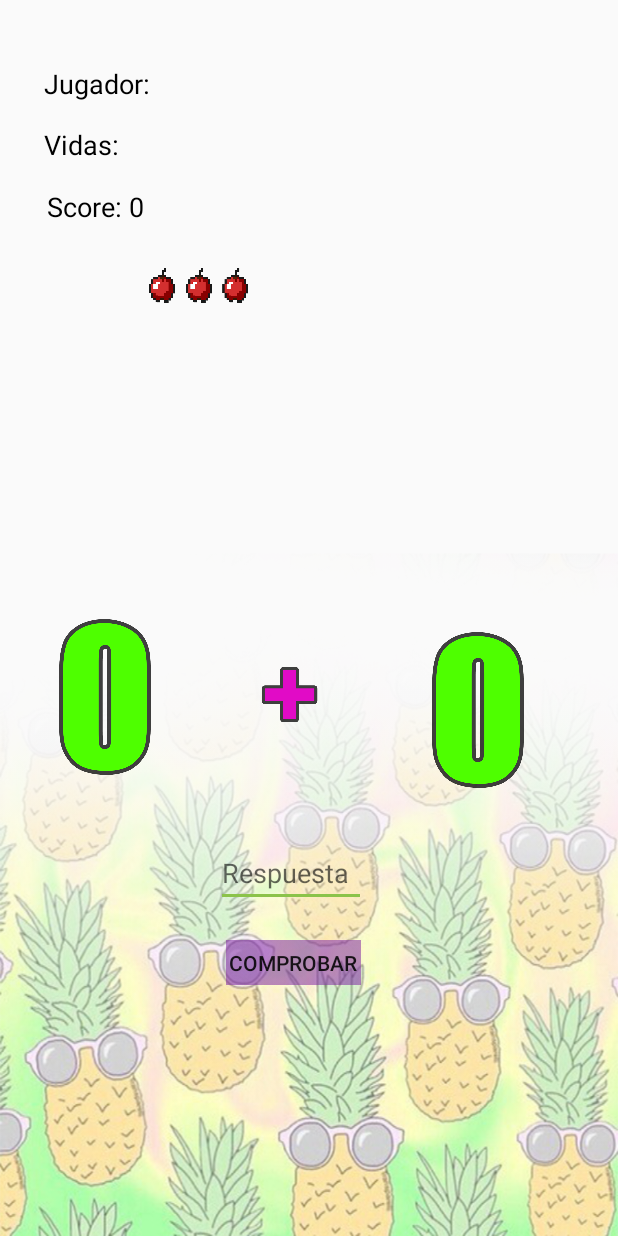
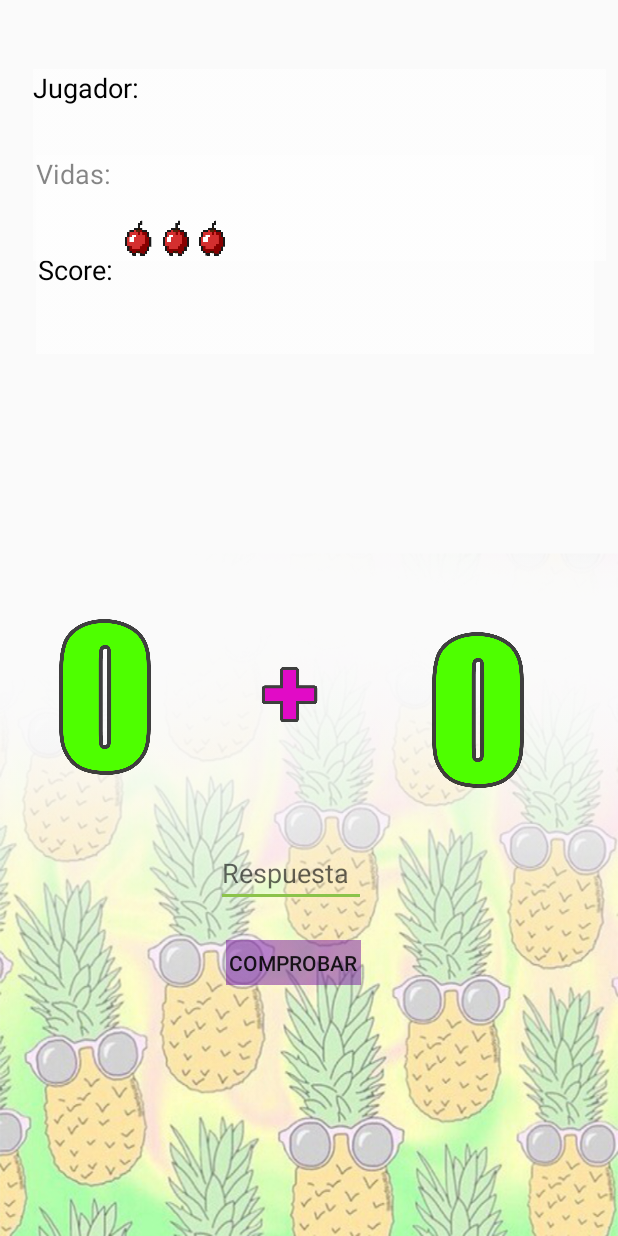
Before and after one commit to StefanoDepetris/ProyectoFinalCurso, an Android app: the layout activity_main_activity2__nivel1.xml on its own in the app's theme, with its tools: preview values and no code run, on a phone screen of 412 x 824 dp. Run offline under Robolectric (Android 15) with nearby library versions, the phone set to English and light mode, and no system bars.

Commit message:
Commit 1

```diff
--- a/app/src/main/AndroidManifest.xml
+++ b/app/src/main/AndroidManifest.xml
@@ -9,7 +9,8 @@
         android:roundIcon="@mipmap/ic_launcher_round"
         android:supportsRtl="true"
         android:theme="@style/AppTheme">
-        <activity android:name=".MainActivity2_Nivel1"></activity>
+        <activity android:name=".MainActivity2_Nivel2"></activity>
+        <activity android:name=".MainActivity2_Nivel1" />
         <activity android:name=".MainActivity">
             <intent-filter>
                 <action android:name="android.intent.action.MAIN" />
--- a/app/src/main/res/layout/activity_main_activity2__nivel1.xml
+++ b/app/src/main/res/layout/activity_main_activity2__nivel1.xml
@@ -9,7 +9,28 @@
 
     <TextView
         android:id="@+id/textView_vidas"
-        android:layout_width="92dp"
+        android:layout_width="wrap_content"
+        android:layout_height="40dp"
+        android:layout_alignParentStart="true"
+        android:layout_alignParentLeft="true"
+        android:layout_alignParentTop="true"
+        android:layout_alignParentEnd="true"
+        android:layout_alignParentRight="true"
+        android:layout_alignParentBottom="true"
+        android:layout_marginStart="24dp"
+        android:layout_marginLeft="24dp"
+        android:layout_marginTop="103dp"
+        android:layout_marginEnd="16dp"
+        android:layout_marginRight="16dp"
+        android:layout_marginBottom="588dp"
+        android:background="@drawable/fondoet"
+        android:text="@string/et_vidas"
+        android:textColor="@android:color/background_dark"
+        android:textSize="18sp" />
+
+    <TextView
+        android:id="@+id/textView_score"
+        android:layout_width="367dp"
         android:layout_height="wrap_content"
         android:layout_alignParentStart="true"
         android:layout_alignParentLeft="true"
@@ -17,32 +38,12 @@
         android:layout_alignParentEnd="true"
         android:layout_alignParentRight="true"
         android:layout_alignParentBottom="true"
-        android:layout_marginStart="29dp"
-        android:layout_marginLeft="29dp"
-        android:layout_marginTop="84dp"
-        android:layout_marginEnd="289dp"
-        android:layout_marginRight="289dp"
-        android:layout_marginBottom="623dp"
-        android:text="@string/et_vidas"
-        android:textColor="@android:color/background_dark"
-        android:textSize="18sp" />
-
-    <TextView
-        android:id="@+id/textView_score"
-        android:layout_width="90dp"
-        android:layout_height="wrap_content"
-        android:layout_alignParentStart="true"
-        android:layout_alignParentLeft="true"
-        android:layout_alignParentTop="true"
-        android:layout_alignParentEnd="true"
-        android:layout_alignParentRight="true"
-        android:layout_alignParentBottom="true"
-        android:layout_marginStart="31dp"
-        android:layout_marginLeft="31dp"
-        android:layout_marginTop="125dp"
-        android:layout_marginEnd="290dp"
-        android:layout_marginRight="290dp"
-        android:layout_marginBottom="582dp"
+        android:layout_marginStart="25dp"
+        android:layout_marginLeft="25dp"
+        android:layout_marginTop="167dp"
+        android:layout_marginEnd="18dp"
+        android:layout_marginRight="18dp"
+        android:layout_marginBottom="540dp"
         android:text="@string/Totalscore"
         android:textColor="@android:color/background_dark"
         android:textSize="18sp" />
@@ -57,26 +58,33 @@
         android:layout_alignParentEnd="true"
         android:layout_alignParentRight="true"
         android:layout_alignParentBottom="true"
-        android:layout_marginStart="29dp"
-        android:layout_marginLeft="29dp"
-        android:layout_marginTop="43dp"
-        android:layout_marginEnd="2dp"
-        android:layout_marginRight="2dp"
-        android:layout_marginBottom="654dp"
+        android:layout_marginStart="22dp"
+        android:layout_marginLeft="22dp"
+        android:layout_marginTop="46dp"
+        android:layout_marginEnd="8dp"
+        android:layout_marginRight="8dp"
+        android:layout_marginBottom="650dp"
+        android:background="@drawable/fondoet"
         android:text="@string/jugador"
         android:textColor="?android:attr/colorForeground"
         android:textSize="18sp" />
 
     <ImageView
         android:id="@+id/imageView_vidas"
-        android:layout_width="80dp"
+        android:layout_width="68dp"
         android:layout_height="25dp"
+        android:layout_alignParentStart="true"
+        android:layout_alignParentLeft="true"
+        android:layout_alignParentTop="true"
         android:layout_alignParentEnd="true"
         android:layout_alignParentRight="true"
         android:layout_alignParentBottom="true"
-        android:layout_marginEnd="239dp"
-        android:layout_marginRight="239dp"
-        android:layout_marginBottom="622dp"
+        android:layout_marginStart="82dp"
+        android:layout_marginLeft="82dp"
+        android:layout_marginTop="98dp"
+        android:layout_marginEnd="260dp"
+        android:layout_marginRight="260dp"
+        android:layout_marginBottom="606dp"
         android:contentDescription="@string/app_name"
         app:srcCompat="@drawable/tresvidas" />
 
@@ -130,6 +138,7 @@
         android:layout_marginRight="171dp"
         android:layout_marginBottom="167dp"
         android:background="@drawable/fondoboton"
+        android:onClick="Comparar"
         android:text="@string/bton_sumar" />
 
     <EditText
--- a/app/src/main/res/values/strings.xml
+++ b/app/src/main/res/values/strings.xml
@@ -4,7 +4,7 @@
     <string name="jugar">Jugar</string>
     <string name="et_vidas">Vidas: </string>
     <string name="jugador">Jugador: </string>
-    <string name="Totalscore">Score: 0 </string>
+    <string name="Totalscore">Score:  </string>
     <string name="bton_sumar">Comprobar</string>
     <string name="et_respuesta">Respuesta</string>
 
```
Also changed, not shown: app/src/main/java/com/example/proyectofinal/MainActivity2_Nivel1.java (+114 -3 lines), app/src/main/java/com/example/proyectofinal/MainActivity2_Nivel2.java (added, +14 -0 lines), app/src/main/res/drawable-v24/manzana.png (deleted), app/src/main/res/drawable-v24/sandia.png (deleted), app/src/main/res/drawable/cero.png (renamed from app/src/main/res/drawable-v24/cero.png), app/src/main/res/drawable/cinco.png (renamed from app/src/main/res/drawable-v24/cinco.png), app/src/main/res/drawable/cuatro.png (renamed from app/src/main/res/drawable-v24/cuatro.png), app/src/main/res/drawable/dos.png (renamed from app/src/main/res/drawable-v24/dos.png), app/src/main/res/drawable/dosvidas.png (renamed from app/src/main/res/drawable-v24/dosvidas.png), app/src/main/res/drawable/naranja.png (renamed from app/src/main/res/drawable-v24/naranja.png), app/src/main/res/drawable/nueve.png (renamed from app/src/main/res/drawable-v24/nueve.png), app/src/main/res/drawable/ocho.png (renamed from app/src/main/res/drawable-v24/ocho.png), app/src/main/res/drawable/seis.png (renamed from app/src/main/res/drawable-v24/seis.png), app/src/main/res/drawable/siete.png (renamed from app/src/main/res/drawable-v24/siete.png), 3 more files.
